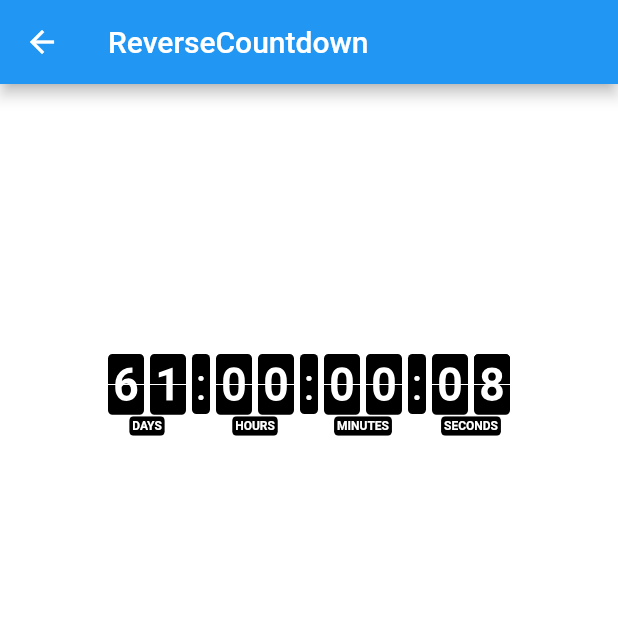
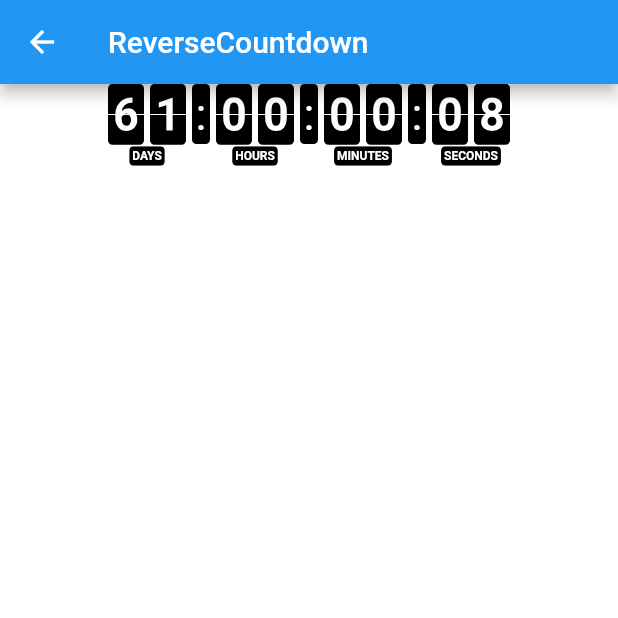
Before and after one commit to hnvn/flutter_flip_panel, a Flutter app: the ReverseCountdown screen opened by its route, on a phone screen of 412 x 824 dp, the top half of it. Run offline on Flutter 3.47's test engine with Material 2 defaults, Android fonts, the phone set to English and light mode, and no system bars.

Commit message:
Remove huge padding at top of clock

```diff
--- a/lib/flip_panel.dart
+++ b/lib/flip_panel.dart
@@ -290,9 +290,7 @@ class FlipClock extends StatelessWidget {
         )
       ]);
     }
-    return Padding(
-      padding: const EdgeInsets.only(top: 180.0),
-      child: Row(
+    return Row(
       mainAxisSize: MainAxisSize.min,
       children: digitList
         ..addAll([
@@ -334,7 +332,6 @@ class FlipClock extends StatelessWidget {
               startTime,
               "seconds")
         ]),
-      ),
     );
   }
 
```
Lines whose indentation alone changed are shown as unchanged.
